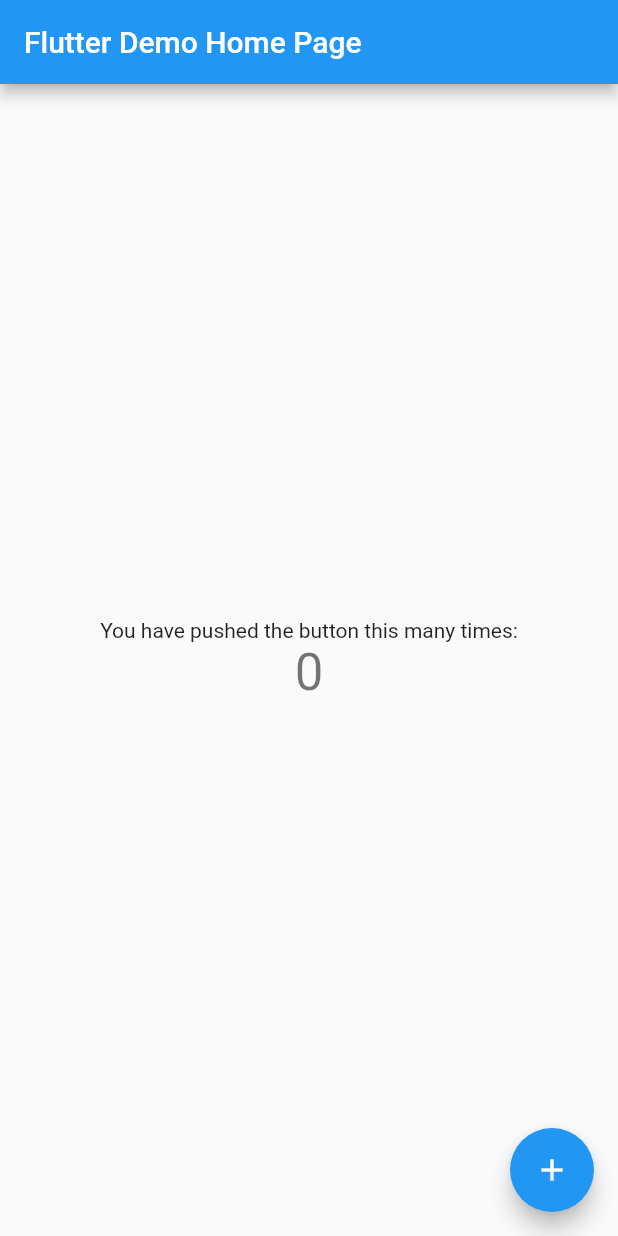
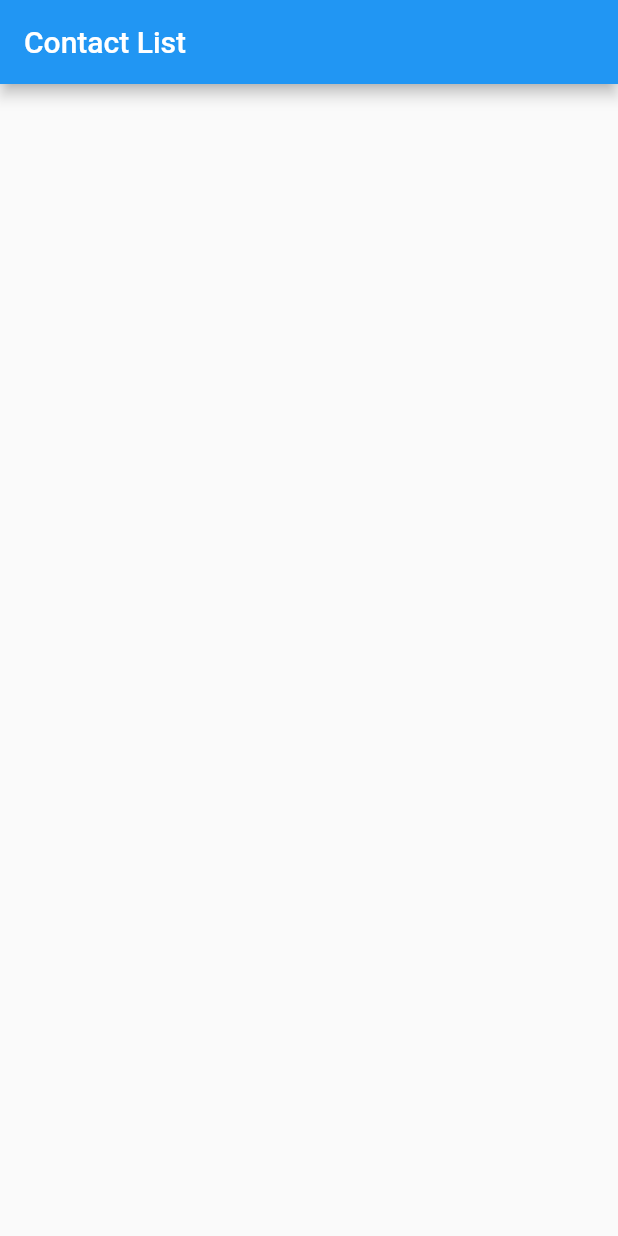
Before and after one commit to marufrobin/contact_list, a Flutter app: the screen it shows after launch, on a phone screen of 412 x 824 dp. Run offline on Flutter 3.47's test engine with Material 2 defaults, Android fonts, the phone set to English and light mode, and no system bars.

Commit message:
homepage added

```diff
--- /dev/null
+++ b/lib/home_page.dart
@@ -0,0 +1,14 @@
+import 'package:flutter/material.dart';
+
+class HomePage extends StatelessWidget {
+  const HomePage({Key? key}) : super(key: key);
+
+  @override
+  Widget build(BuildContext context) {
+    return Scaffold(
+      appBar: AppBar(
+        title: Text("Contact List"),
+      ),
+    );
+  }
+}
--- a/lib/main.dart
+++ b/lib/main.dart
@@ -1,3 +1,4 @@
+import 'package:contact_list/home_page.dart';
 import 'package:flutter/material.dart';
 
 void main() {
@@ -5,111 +6,13 @@ void main() {
 }
 
 class MyApp extends StatelessWidget {
-  const MyApp({super.key});
+  const MyApp({Key? key}) : super(key: key);
 
-  // This widget is the root of your application.
   @override
   Widget build(BuildContext context) {
     return MaterialApp(
-      title: 'Flutter Demo',
-      theme: ThemeData(
-        // This is the theme of your application.
-        //
-        // Try running your application with "flutter run". You'll see the
-        // application has a blue toolbar. Then, without quitting the app, try
-        // changing the primarySwatch below to Colors.green and then invoke
-        // "hot reload" (press "r" in the console where you ran "flutter run",
-        // or simply save your changes to "hot reload" in a Flutter IDE).
-        // Notice that the counter didn't reset back to zero; the application
-        // is not restarted.
-        primarySwatch: Colors.blue,
-      ),
-      home: const MyHomePage(title: 'Flutter Demo Home Page'),
+      debugShowCheckedModeBanner: false,
+      home: HomePage(),
     );
   }
 }
-
-class MyHomePage extends StatefulWidget {
-  const MyHomePage({super.key, required this.title});
-
-  // This widget is the home page of your application. It is stateful, meaning
-  // that it has a State object (defined below) that contains fields that affect
-  // how it looks.
-
-  // This class is the configuration for the state. It holds the values (in this
-  // case the title) provided by the parent (in this case the App widget) and
-  // used by the build method of the State. Fields in a Widget subclass are
-  // always marked "final".
-
-  final String title;
-
-  @override
-  State<MyHomePage> createState() => _MyHomePageState();
-}
-
-class _MyHomePageState extends State<MyHomePage> {
-  int _counter = 0;
-
-  void _incrementCounter() {
-    setState(() {
-      // This call to setState tells the Flutter framework that something has
-      // changed in this State, which causes it to rerun the build method below
-      // so that the display can reflect the updated values. If we changed
-      // _counter without calling setState(), then the build method would not be
-      // called again, and so nothing would appear to happen.
-      _counter++;
-    });
-  }
-
-  @override
-  Widget build(BuildContext context) {
-    // This method is rerun every time setState is called, for instance as done
-    // by the _incrementCounter method above.
-    //
-    // The Flutter framework has been optimized to make rerunning build methods
-    // fast, so that you can just rebuild anything that needs updating rather
-    // than having to individually change instances of widgets.
-    return Scaffold(
-      appBar: AppBar(
-        // Here we take the value from the MyHomePage object that was created by
-        // the App.build method, and use it to set our appbar title.
-        title: Text(widget.title),
-      ),
-      body: Center(
-        // Center is a layout widget. It takes a single child and positions it
-        // in the middle of the parent.
-        child: Column(
-          // Column is also a layout widget. It takes a list of children and
-          // arranges them vertically. By default, it sizes itself to fit its
-          // children horizontally, and tries to be as tall as its parent.
-          //
-          // Invoke "debug painting" (press "p" in the console, choose the
-          // "Toggle Debug Paint" action from the Flutter Inspector in Android
-          // Studio, or the "Toggle Debug Paint" command in Visual Studio Code)
-          // to see the wireframe for each widget.
-          //
-          // Column has various properties to control how it sizes itself and
-          // how it positions its children. Here we use mainAxisAlignment to
-          // center the children vertically; the main axis here is the vertical
-          // axis because Columns are vertical (the cross axis would be
-          // horizontal).
-          mainAxisAlignment: MainAxisAlignment.center,
-          children: <Widget>[
-            const Text(
-              'You have pushed the button this many times:',
-            ),
-            Text(
-              '$_counter',
-              style: Theme.of(context).textTheme.headline4,
-            ),
-          ],
-        ),
-      ),
-      floatingActionButton: FloatingActionButton(
-        onPressed: _incrementCounter,
-        tooltip: 'Increment',
-        child: const Icon(Icons.add),
-      ), // This trailing comma makes auto-formatting nicer for build methods.
-    );
-  }
-}
```
